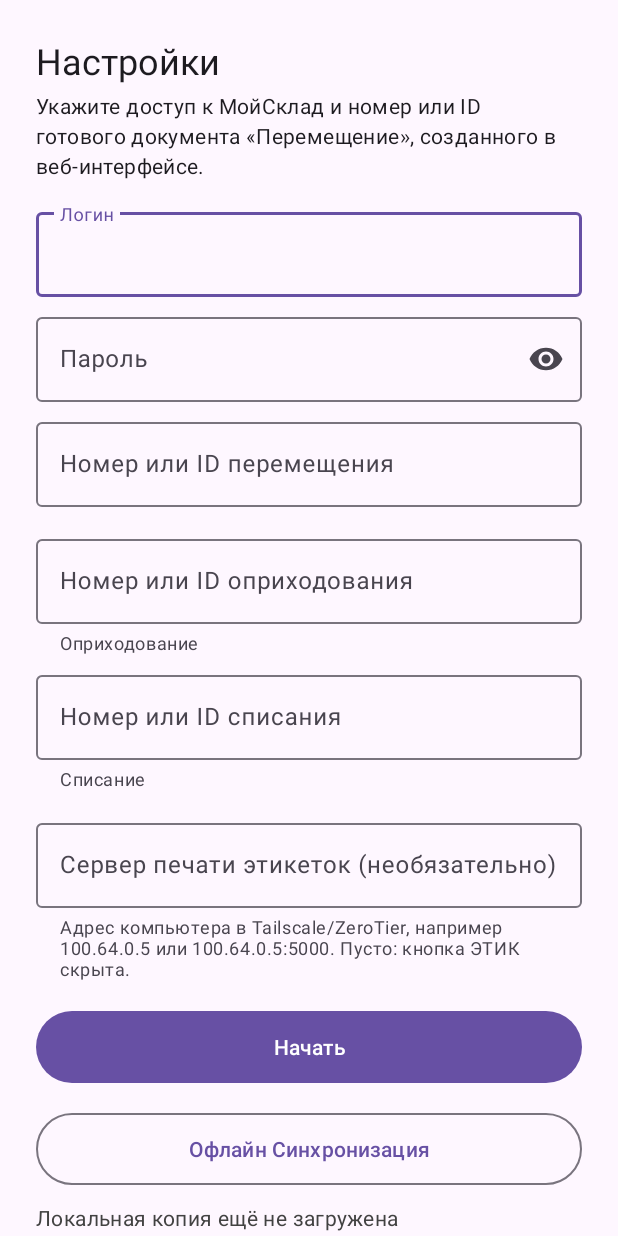
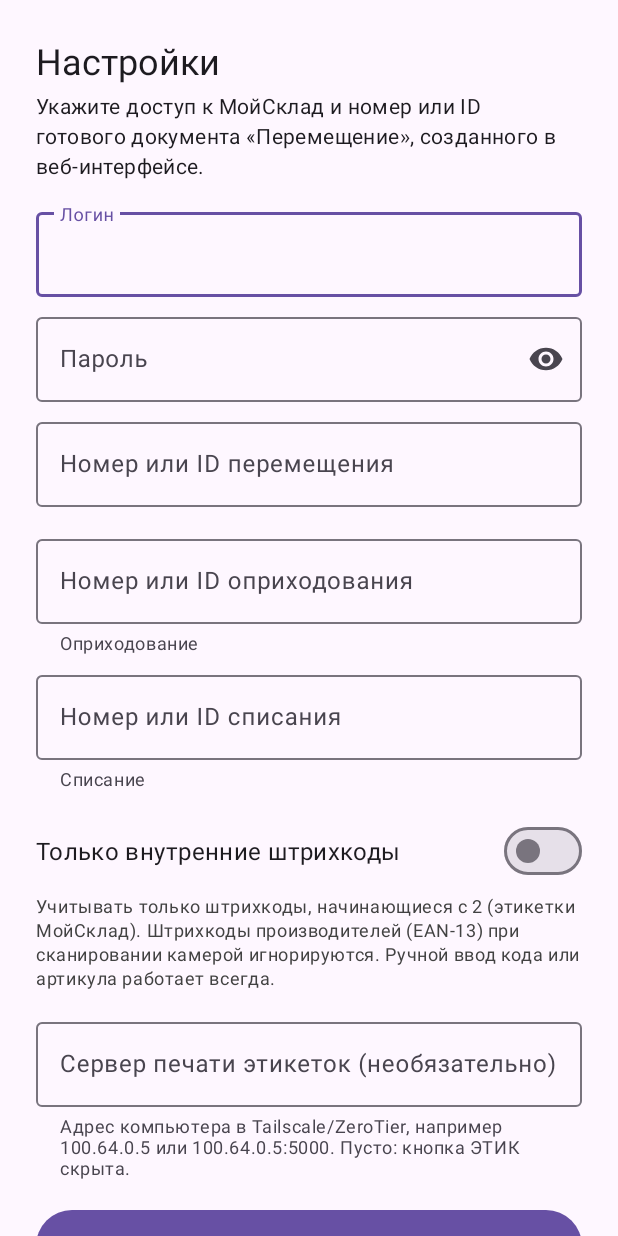
Before and after one commit to alexyalt/msklad, an Android app: the screen it shows after launch (SettingsActivity), on a phone screen of 412 x 824 dp. Run offline under Robolectric (Android 15) with nearby library versions, the phone set to English and light mode, and no system bars; pictures from the network do not load.

Commit message:
1.5.1: единицы измерения в строке «ИЗ - В», настройка «только внутренние штрихкоды», версия 1.5.1 (7)

```diff
--- a/app/build.gradle.kts
+++ b/app/build.gradle.kts
@@ -11,8 +11,8 @@ android {
         applicationId = "ru.msklad.scanner"
         minSdk = 24
         targetSdk = 34
-        versionCode = 6
-        versionName = "1.5"
+        versionCode = 7
+        versionName = "1.5.1"
     }
 
     buildFeatures {
--- a/app/src/main/kotlin/ru/msklad/scanner/data/SettingsStore.kt
+++ b/app/src/main/kotlin/ru/msklad/scanner/data/SettingsStore.kt
@@ -9,6 +9,7 @@ data class Settings(
     val printServer: String = "",
     val supplyInput: String = "",
     val lossInput: String = "",
+    val internalBarcodesOnly: Boolean = false,
 )
 
 class SettingsStore(context: Context) {
@@ -22,6 +23,7 @@ class SettingsStore(context: Context) {
         printServer = prefs.getString(KEY_PRINT_SERVER, "").orEmpty(),
         supplyInput = prefs.getString(KEY_SUPPLY, "").orEmpty(),
         lossInput = prefs.getString(KEY_LOSS, "").orEmpty(),
+        internalBarcodesOnly = prefs.getBoolean(KEY_INTERNAL_BARCODES, false),
     )
 
     fun save(settings: Settings) {
@@ -32,6 +34,7 @@ class SettingsStore(context: Context) {
             .putString(KEY_PRINT_SERVER, settings.printServer)
             .putString(KEY_SUPPLY, settings.supplyInput)
             .putString(KEY_LOSS, settings.lossInput)
+            .putBoolean(KEY_INTERNAL_BARCODES, settings.internalBarcodesOnly)
             .apply()
     }
 
@@ -42,5 +45,6 @@ class SettingsStore(context: Context) {
         const val KEY_PRINT_SERVER = "print_server"
         const val KEY_SUPPLY = "supply"
         const val KEY_LOSS = "loss"
+        const val KEY_INTERNAL_BARCODES = "internal_barcodes_only"
     }
 }
--- a/app/src/main/kotlin/ru/msklad/scanner/ui/SettingsActivity.kt
+++ b/app/src/main/kotlin/ru/msklad/scanner/ui/SettingsActivity.kt
@@ -30,6 +30,7 @@ class SettingsActivity : AppCompatActivity() {
             binding.supplyEdit.setText(saved.supplyInput)
             binding.lossEdit.setText(saved.lossInput)
             binding.printServerEdit.setText(saved.printServer)
+            binding.internalBarcodeSwitch.isChecked = saved.internalBarcodesOnly
             renderOfflineLines(viewModel.savedSummary())
         }
 
@@ -93,6 +94,7 @@ class SettingsActivity : AppCompatActivity() {
             printServer = printServer,
             supplyInput = supply,
             lossInput = loss,
+            internalBarcodesOnly = binding.internalBarcodeSwitch.isChecked,
         )
     }
 }
--- a/app/src/main/res/layout/activity_settings.xml
+++ b/app/src/main/res/layout/activity_settings.xml
@@ -105,6 +105,23 @@
                 android:singleLine="true" />
         </com.google.android.material.textfield.TextInputLayout>
 
+        <com.google.android.material.materialswitch.MaterialSwitch
+            android:id="@+id/internalBarcodeSwitch"
+            android:layout_width="match_parent"
+            android:layout_height="wrap_content"
+            android:layout_marginBottom="4dp"
+            android:minHeight="48dp"
+            android:text="@string/internal_barcodes_only"
+            android:textSize="16sp" />
+
+        <TextView
+            android:layout_width="match_parent"
+            android:layout_height="wrap_content"
+            android:layout_marginBottom="16dp"
+            android:text="@string/internal_barcodes_helper"
+            android:textAppearance="?attr/textAppearanceBodySmall"
+            android:textColor="@color/text_secondary" />
+
         <com.google.android.material.textfield.TextInputLayout
             android:id="@+id/printServerLayout"
             android:layout_width="match_parent"
--- a/app/src/main/res/values/strings.xml
+++ b/app/src/main/res/values/strings.xml
@@ -19,7 +19,7 @@
     <string name="quantity_hint">Кол-во</string>
     <string name="send">Отправить</string>
     <string name="result_idle">Отсканируйте или введите код товара</string>
-    <string name="result_line">ИЗ %1$s → %2$s → В %3$s</string>
+    <string name="result_line">ИЗ (%1$s) - (%2$s) - В (%3$s)</string>
     <string name="label_button">ЭТИК</string>
     <string name="undo">✕</string>
     <string name="undo_description">Отменить последнюю операцию</string>
@@ -61,7 +61,7 @@
     <string name="doc_loss_title">Списание</string>
     <string name="supply_number_or_id">Номер или ID оприходования</string>
     <string name="loss_number_or_id">Номер или ID списания</string>
-    <string name="result_line_store">%1$s → %2$s → %3$s</string>
+    <string name="result_line_store">было (%1$s) - (%2$s) - стало (%3$s)</string>
     <string name="error_code_required">Введите код или штрихкод товара</string>
     <string name="error_quantity_invalid">Некорректное количество: нужно число больше нуля</string>
     <string name="error_unknown">Неизвестная ошибка</string>
@@ -74,4 +74,7 @@
     <string name="sync_aborted">Синхронизация прервана: %1$s\nДанные сохранены локально.</string>
     <string name="sync_done">Данные переданы: %1$d поз.</string>
     <string name="sync_nothing">Остатки обновлены, передавать нечего</string>
+    <string name="internal_barcodes_only">Только внутренние штрихкоды</string>
+    <string name="internal_barcodes_helper">Учитывать только штрихкоды, начинающиеся с 2 (этикетки МойСклад). Штрихкоды производителей (EAN-13) при сканировании камерой игнорируются. Ручной ввод кода или артикула работает всегда.</string>
+    <string name="barcode_not_internal">Пропущен внешний штрихкод %1$s — включён режим только внутренних штрихкодов</string>
 </resources>
```
Also changed, not shown: app/src/main/kotlin/ru/msklad/scanner/ui/MainActivity.kt (+4 -5 lines), app/src/main/kotlin/ru/msklad/scanner/ui/MainViewModel.kt (+11 -0 lines).
